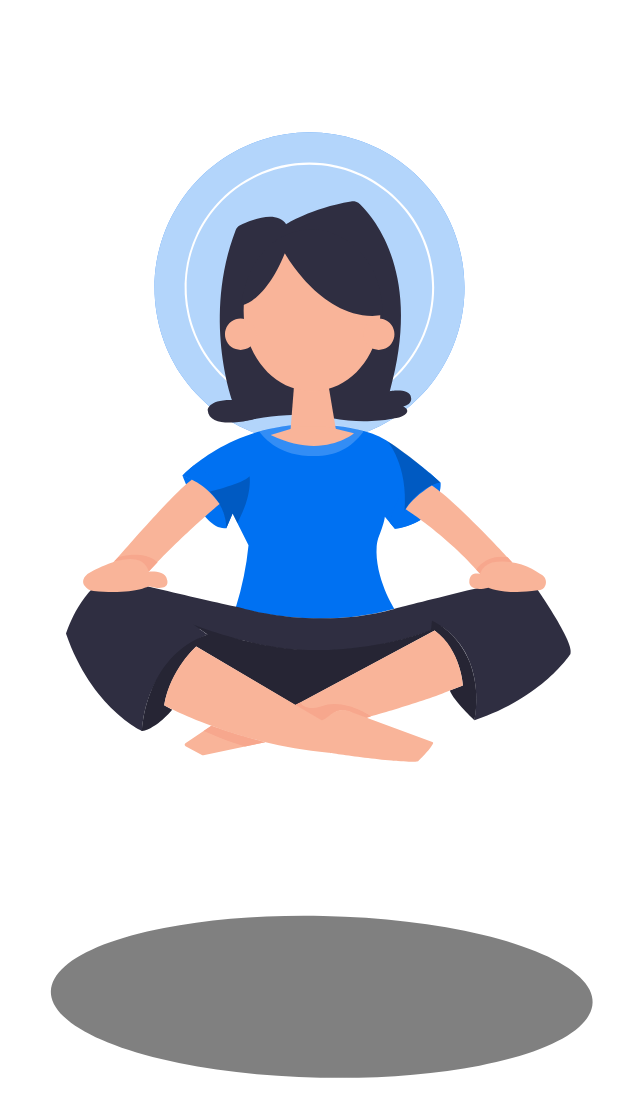
After one commit to sagar-viradiya/koreography, an Android app built with Jetpack Compose: the composable MeditationAnimation shown on its own in the app's theme, on a phone screen of 412 x 824 dp. The commit adds this screen. Shown: the top 1117 px of the screen. Run offline under Robolectric (Android 15) with nearby library versions, the phone set to English and light mode, and no system bars.

Commit message:
Sample Animation (#7)
* Add sample animation

- Add meditation animation
- Add vector resources

* Refactor sample animation

- Refine meditation animation

* Refactor sample app

- Clean main activity

* Code formatting

- Add empty line at the end of MainActivity and MeditationAnimation
- Remove unused imports from MeditationAnimation

* Code formatting

- Fix code indentations in MeditationAnimation

```diff
--- /dev/null
+++ b/app/src/main/java/com/sagar/koreography/MeditationAnimation.kt
@@ -0,0 +1,105 @@
+/*
+ * Copyright 2022 Koreography Contributors
+ *
+ * Licensed under the Apache License, Version 2.0 (the "License");
+ * you may not use this file except in compliance with the License.
+ * You may obtain a copy of the License at
+ *
+ *     http://www.apache.org/licenses/LICENSE-2.0
+ *
+ * Unless required by applicable law or agreed to in writing, software
+ * distributed under the License is distributed on an "AS IS" BASIS,
+ * WITHOUT WARRANTIES OR CONDITIONS OF ANY KIND, either express or implied.
+ * See the License for the specific language governing permissions and
+ * limitations under the License.
+ */
+
+package com.sagar.koreography
+
+import androidx.compose.animation.core.Animatable
+import androidx.compose.animation.core.tween
+import androidx.compose.foundation.Image
+import androidx.compose.foundation.clickable
+import androidx.compose.foundation.layout.Box
+import androidx.compose.foundation.layout.fillMaxSize
+import androidx.compose.foundation.layout.padding
+import androidx.compose.runtime.Composable
+import androidx.compose.runtime.remember
+import androidx.compose.runtime.rememberCoroutineScope
+import androidx.compose.ui.Alignment
+import androidx.compose.ui.Modifier
+import androidx.compose.ui.graphics.graphicsLayer
+import androidx.compose.ui.layout.ContentScale
+import androidx.compose.ui.res.painterResource
+import androidx.compose.ui.unit.dp
+import io.github.sagar_viradiya.rememberKoreography
+
+@Composable
+fun MeditationAnimation() {
+    val offsetYMeditation = remember { Animatable(0f) }
+    val offsetYMeditationAura = remember { Animatable(0f) }
+    val scaleAura = remember { Animatable(1f) }
+    val scaleShadow = remember { Animatable(1f) }
+    val koreography = rememberKoreography {
+        parallelMoves {
+            move(animatable = offsetYMeditation, targetValue = -160f, animationSpec = tween(2000))
+            move(
+                animatable = offsetYMeditationAura,
+                targetValue = -80f,
+                animationSpec = tween(2000)
+            )
+            move(animatable = scaleAura, targetValue = 1.2f, animationSpec = tween(2000))
+            move(animatable = scaleShadow, targetValue = 0.5f, animationSpec = tween(2000))
+        }
+        parallelMoves {
+            move(animatable = offsetYMeditation, targetValue = 160f, animationSpec = tween(2000))
+            move(animatable = offsetYMeditationAura, targetValue = 80f, animationSpec = tween(2000))
+            move(animatable = scaleAura, targetValue = 0.8f, animationSpec = tween(2000))
+            move(animatable = scaleShadow, targetValue = 1.2f, animationSpec = tween(2000))
+        }
+    }
+    val coroutineScope = rememberCoroutineScope()
+    Box(
+        modifier = Modifier
+            .fillMaxSize()
+            .padding(16.dp)
+            .clickable { koreography.danceForever(coroutineScope) }
+    ) {
+
+
+        Image(
+            painter = painterResource(R.drawable.meditation_aura),
+            modifier = Modifier
+                .align(Alignment.Center)
+                .graphicsLayer {
+                    translationY = offsetYMeditationAura.value
+                    scaleX = scaleAura.value
+                    scaleY = scaleAura.value
+                },
+            contentDescription = null,
+            contentScale = ContentScale.Crop
+        )
+
+        Image(
+            painter = painterResource(R.drawable.meditation_shadow),
+            modifier = Modifier
+                .align(Alignment.Center)
+                .graphicsLayer {
+                    scaleX = scaleShadow.value
+                },
+            contentDescription = null,
+            contentScale = ContentScale.Crop
+        )
+
+        Image(
+            painter = painterResource(R.drawable.meditation),
+            modifier = Modifier
+                .align(Alignment.Center)
+                .graphicsLayer {
+                    translationY = offsetYMeditation.value
+                },
+            contentDescription = null,
+            contentScale = ContentScale.Crop
+        )
+    }
+}
--- /dev/null
+++ b/app/src/main/res/drawable/meditation.xml
@@ -0,0 +1,121 @@
+<!--
+  ~ Copyright 2022 Koreography Contributors
+  ~
+  ~ Licensed under the Apache License, Version 2.0 (the "License");
+  ~ you may not use this file except in compliance with the License.
+  ~ You may obtain a copy of the License at
+  ~
+  ~     http://www.apache.org/licenses/LICENSE-2.0
+  ~
+  ~ Unless required by applicable law or agreed to in writing, software
+  ~ distributed under the License is distributed on an "AS IS" BASIS,
+  ~ WITHOUT WARRANTIES OR CONDITIONS OF ANY KIND, either express or implied.
+  ~ See the License for the specific language governing permissions and
+  ~ limitations under the License.
+  -->
+
+<vector xmlns:android="http://schemas.android.com/apk/res/android"
+    android:width="865.76dp"
+    android:height="682.89dp"
+    android:viewportWidth="865.76"
+    android:viewportHeight="682.89">
+
+  <path
+      android:pathData="M348.45,246.65S362.24,284 377.7,281.51C377.7,281.51 380,257.78 348.45,246.65Z"
+      android:fillColor="#0071f2"/>
+
+  <path
+      android:pathData="M490.07,282l-6.69,-8.08c-0.27,3.08 -2.45,9.16 -3.82,12.74a24.78,24.78 0,0 0,-1.62 7c-1.5,20.85 11.74,41.63 11.74,41.63 -54.07,15.36 -105.65,-1 -105.65,-1a204.25,204.25 0,0 0,8.44 -41.3l-10.64,-21.28 -4.13,9.75c-0.59,-26 -29.25,-34.86 -29.25,-34.86s45,-49.4 121.42,-29.66a56.84,56.84 0,0 1,18.69 8.75c8.71,6.19 22.55,16.42 31.85,25.34C520.41,251.08 523,276.88 490.07,282Z"
+      android:fillColor="#0071f2"/>
+  <path
+      android:pathData="M399.67,217.1S408.61,231 428.16,233s30.8,-2.65 41.07,-15.9C469.23,217.1 442.4,205.51 399.67,217.1Z"
+      android:strokeAlpha="0.2"
+      android:fillColor="#fff"
+      android:fillAlpha="0.2"/>
+
+  <path
+      android:pathData="M417.59,78.83s16.33,-10.62 43.25,-15.13A7.16,7.16 0,0 1,467 65.62c9.84,9.58 41.62,47.75 19.7,124.59 0,0 13.89,-2.65 14.19,4.44 0,0 1.18,4.13 -5.32,5.61 0,0 7.38,3.55 -1.77,7.09 0,0 -19.9,5.79 -46.39,0.77a119.67,119.67 0,0 0,-29.63 -1.92,149.77 149.77,0 0,0 -20.16,2.33s-31.47,8.57 -32.35,-5.61c0,0 0,-7.09 16.25,-6.8 0,0 -19.9,-55.38 2.42,-113.42a6,6 0,0 1,2.93 -3.19C393.05,76.49 411,68.86 417.59,78.83Z"
+      android:fillColor="#2f2e41"/>
+  <path
+      android:pathData="M423.2,181.94l-2.66,33.39l30.14,0l-5.62,-33.39l-21.86,0z"
+      android:fillColor="#f9b499"/>
+  <path
+      android:pathData="M407.24,219.47l19.21,-5.91h17.14l19.2,4.72S442.11,236.31 407.24,219.47Z"
+      android:fillColor="#f9b499"/>
+  <path
+      android:pathData="M490.07,282c12.61,-28.57 30.34,-30.93 30.34,-30.93l-7.2,-6.45c-22.15,6.45 -26.5,33.32 -26.5,33.32Z"
+      android:fillColor="#0071f2"/>
+  <path
+      android:pathData="M356,239.77s25.64,11.27 25.81,32l-4.13,9.75s1.17,-23.47 -29.25,-34.86C348.45,246.65 350.18,244.2 356,239.77Z"
+      android:fillColor="#0071f2"/>
+  <path
+      android:fillColor="#FF000000"
+      android:pathData="M366.56,257.21s22.66,-5.54 26.6,-10.27c0,0 2.29,12.06 -8.11,31.25l-3.22,-6.43 -4.13,9.75A34.49,34.49 0,0 0,366.56 257.21Z"
+      android:strokeAlpha="0.2"
+      android:fillAlpha="0.2"/>
+  <path
+      android:fillColor="#FF000000"
+      android:pathData="M485,223.39s14.07,15.86 11.51,46.73c0,0 8.95,-15.09 23.93,-19C520.41,251.08 499,231.65 485,223.39Z"
+      android:strokeAlpha="0.2"
+      android:fillAlpha="0.2"/>
+  <path
+      android:pathData="M302.14,304.88s41.58,-48.48 52.51,-55.57c0,0 10.18,3.94 18.53,16.15 0,0 -26.8,22.55 -47.19,45Z"
+      android:fillColor="#f9b499"/>
+  <path
+      android:pathData="M321.47,416.83S288,401.79 270.78,352c0,0 8,-26.66 27.49,-38 0,0 67.5,16.21 90.22,20.87 0,0 49.3,15 101.19,0.51 0,0 80.25,-20.48 89.55,-21.38 0,0 31.36,43.39 27.92,51.46 0,0 -18.47,29.12 -64,44.16 0,0 10.36,-46.47 -28.35,-66.26 0,0 30.73,-9.46 44.32,-15.37 0,0 -79.94,54.66 -170.48,28.37 0,0 -40.18,-6.52 -72.09,-30.14 0,0 35.35,15 48.6,26.39C365.14,352.52 324.68,367.68 321.47,416.83Z"
+      android:fillColor="#2f2e41"/>
+  <path
+      android:pathData="M341.55,402.56s-10,12.39 -20.08,14.27c0,0 1.47,-49.34 43.67,-64.31l-9.51,-6.74s42.16,17.17 80.86,17.08c0,0 41.34,0.76 77.7,-13.65l0.6,-5.94s16.6,6.36 25.24,27.64a71.49,71.49 0,0 1,3.11 38.62s-13.72,-12.77 -16.44,-19.81l8.76,-3.2s-0.86,-22.46 -18.87,-36.77l-92.8,49.95 -66.18,-39.3s-17.29,15.81 -21.42,39.3Z"
+      android:fillColor="#2f2e41"/>
+  <path
+      android:fillColor="#FF000000"
+      android:pathData="M341.55,402.56s-10,12.39 -20.08,14.27c0,0 1.47,-49.34 43.67,-64.31l-9.51,-6.74s42.16,17.17 80.86,17.08c0,0 41.34,0.76 77.7,-13.65l0.6,-5.94s16.6,6.36 25.24,27.64a71.49,71.49 0,0 1,3.11 38.62s-13.72,-12.77 -16.44,-19.81l8.76,-3.2s-0.86,-22.46 -18.87,-36.77l-92.8,49.95 -66.18,-39.3s-17.29,15.81 -21.42,39.3Z"
+      android:strokeAlpha="0.2"
+      android:fillAlpha="0.2"/>
+  <path
+      android:pathData="M471.1,407.86s39.06,-10.93 55.6,-18.14l8.76,-3.2s-1.22,-24.17 -18.87,-36.77l-93.72,50.17 16.22,9.83s1.84,0.39 8.19,-4c0,0 5.88,-6.62 15.77,-0.87Z"
+      android:fillColor="#f9b499"/>
+  <path
+      android:pathData="M435.92,401.47c-2.95,0.06 -7.14,-0.49 -8.93,-3.75l-4.54,2.19 16.64,11.31s2.63,0 8.19,-4.48c0,0 5.78,-7.31 15.77,-1l6.81,2.82 4.36,-1.62s-18.06,-12.66 -33.62,-6.48A13.33,13.33 0,0 1,435.92 401.47Z"
+      android:fillColor="#f7a78d"/>
+  <path
+      android:pathData="M367.71,413.37 L350.39,425a1.12,1.12 0,0 0,0.1 1.92l11.19,6a1.06,1.06 0,0 0,0.76 0.11l41.1,-8.77S380.38,418.31 367.71,413.37Z"
+      android:fillColor="#f9b499"/>
+  <path
+      android:pathData="M390.11,427.1c-5.36,-1.67 -11,-3.6 -16.75,-5.83 -3.76,-1.45 -7.37,-2.94 -10.82,-4.44l5.17,-3.46s24.79,8.4 35.83,10.86Z"
+      android:fillColor="#f7a78d"/>
+  <path
+      android:pathData="M389.22,136.69a45.6,53.52 0,1 0,91.2 0a45.6,53.52 0,1 0,-91.2 0z"
+      android:fillColor="#f9b499"/>
+  <path
+      android:pathData="M479.34,152.17m-10.44,0a10.44,10.44 0,1 1,20.88 0a10.44,10.44 0,1 1,-20.88 0"
+      android:fillColor="#f9b499"/>
+  <path
+      android:pathData="M387.2,152.17m-10.44,0a10.44,10.44 0,1 1,20.88 0a10.44,10.44 0,1 1,-20.88 0"
+      android:fillColor="#f9b499"/>
+  <path
+      android:pathData="M416.69,98.2s26.37,47.35 65.28,41.24c0,0 2.45,-43.3 -37.37,-56 0,0 -35.41,-10.14 -52.55,30.83 0,0 -4.12,11.41 -4.22,18.76C387.83,133 403.25,131.19 416.69,98.2Z"
+      android:fillColor="#2f2e41"/>
+  <path
+      android:pathData="M490.07,282s9.57,-26.51 30.34,-30.93C520.41,251.08 523.36,276.66 490.07,282Z"
+      android:fillColor="#0071f2"/>
+  <path
+      android:pathData="M497.3,268.91s27.83,17.82 49.7,43.23l22.26,-6.89S532,264.41 514.78,253C514.78,253 502.54,260 497.3,268.91Z"
+      android:fillColor="#f9b499"/>
+  <path
+      android:pathData="M305.62,300.85s16.41,-5.42 26.2,3.37L326,310.47s-17.92,-10.14 -23.85,-6.24Z"
+      android:fillColor="#f7a78d"/>
+  <path
+      android:pathData="M283.15,320c-1.33,-2 -1.77,-4.75 1.77,-7.81 0,0 35.16,-21.47 41.07,-1.67 0,0 11.15,-1.48 12.22,5.61 0,0 2.85,8.28 -12.22,4.14 0,0 -10.83,5.83 -36.8,3.23A8.24,8.24 0,0 1,283.15 320Z"
+      android:fillColor="#f9b499"/>
+  <path
+      android:pathData="M544.36,309.14S551,298.36 565.28,301l3,3.28L547,312.14Z"
+      android:fillColor="#f7a78d"/>
+  <path
+      android:pathData="M552.51,321.2s11.82,5.13 32.7,1.78a5,5 0,0 0,5.18 -3.23,5.6 5.6,0 0,0 -1.87,-6.74c-5.31,-3.94 -17.71,-11.39 -32.85,-8.75 0,0 -6.9,1.38 -8.67,7.88 0,0 -7.29,-2.36 -7.29,5.32C539.71,317.46 539.32,324.36 552.51,321.2Z"
+      android:fillColor="#f9b499"/>
+  <path
+      android:pathData="M440.89,409.49 L357.61,360.4s-17.27,14.84 -21.42,39.3c0,0 47.71,26 109.76,31.61 0,0 51.12,7.69 59.68,5.62 0,0 7.92,-7.53 9.89,-11.76a0.82,0.82 0,0 0,-0.47 -1.09L462.2,404.57s-7.83,-4.87 -14.92,1.19C447.28,405.76 442.25,410.32 440.89,409.49Z"
+      android:fillColor="#f9b499"/>
+
+</vector>
--- /dev/null
+++ b/app/src/main/res/drawable/meditation_aura.xml
@@ -0,0 +1,37 @@
+<!--
+  ~ Copyright 2022 Koreography Contributors
+  ~
+  ~ Licensed under the Apache License, Version 2.0 (the "License");
+  ~ you may not use this file except in compliance with the License.
+  ~ You may obtain a copy of the License at
+  ~
+  ~     http://www.apache.org/licenses/LICENSE-2.0
+  ~
+  ~ Unless required by applicable law or agreed to in writing, software
+  ~ distributed under the License is distributed on an "AS IS" BASIS,
+  ~ WITHOUT WARRANTIES OR CONDITIONS OF ANY KIND, either express or implied.
+  ~ See the License for the specific language governing permissions and
+  ~ limitations under the License.
+  -->
+
+<vector xmlns:android="http://schemas.android.com/apk/res/android"
+    android:width="865.76dp"
+    android:height="682.89dp"
+    android:viewportWidth="865.76"
+    android:viewportHeight="682.89">
+
+    <path
+        android:pathData="M433.14,120.97m-103.35,0a103.35,103.35 0,1 1,206.7 0a103.35,103.35 0,1 1,-206.7 0"
+        android:fillColor="#0071f2" />
+
+    <path
+        android:pathData="M433.14,120.97m-103.35,0a103.35,103.35 0,1 1,206.7 0a103.35,103.35 0,1 1,-206.7 0"
+        android:strokeAlpha="0.7"
+        android:fillColor="#fff"
+        android:fillAlpha="0.7"/>
+
+    <path
+        android:pathData="M433.06,204.19A83.22,83.22 0,1 1,516.28 121,83.31 83.31,0 0,1 433.06,204.19ZM433.06,39.13A81.84,81.84 0,1 0,514.9 121,81.93 81.93,0 0,0 433.06,39.13Z"
+        android:fillColor="#fff"/>
+
+</vector>
--- /dev/null
+++ b/app/src/main/res/drawable/meditation_shadow.xml
@@ -0,0 +1,27 @@
+<!--
+  ~ Copyright 2022 Koreography Contributors
+  ~
+  ~ Licensed under the Apache License, Version 2.0 (the "License");
+  ~ you may not use this file except in compliance with the License.
+  ~ You may obtain a copy of the License at
+  ~
+  ~     http://www.apache.org/licenses/LICENSE-2.0
+  ~
+  ~ Unless required by applicable law or agreed to in writing, software
+  ~ distributed under the License is distributed on an "AS IS" BASIS,
+  ~ WITHOUT WARRANTIES OR CONDITIONS OF ANY KIND, either express or implied.
+  ~ See the License for the specific language governing permissions and
+  ~ limitations under the License.
+  -->
+
+<vector xmlns:android="http://schemas.android.com/apk/res/android"
+    android:width="865.76dp"
+    android:height="682.89dp"
+    android:viewportWidth="865.76"
+    android:viewportHeight="682.89">
+
+    <path
+        android:pathData="M440.19,647.98a53.89,180.1 91.21,1 0,2.28 -107.76a53.89,180.1 91.21,1 0,-2.28 107.76z"
+        android:fillColor="#808080" />
+
+</vector>
```
Also changed, not shown: app/src/main/java/com/sagar/koreography/MainActivity.kt (+3 -147 lines).
